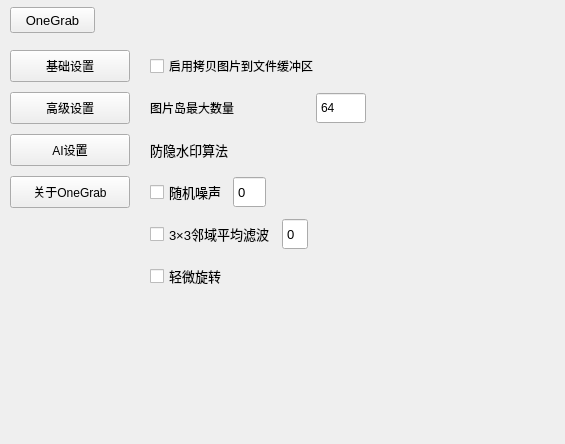
Above: OneGrab/src/SettingDialog.ui from whdicu/OneGrab before the change. Below: the same form after it.
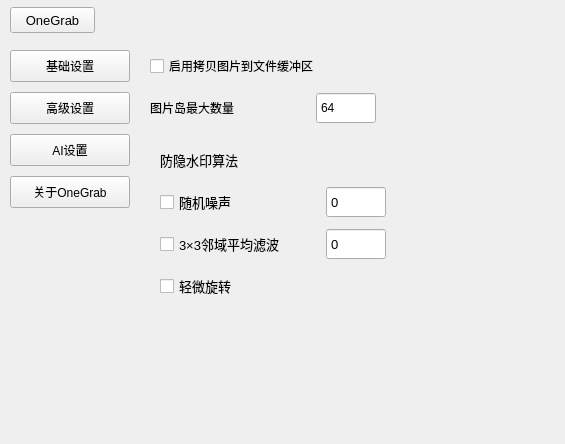
That is the form after the change. The open tabs and pages were chosen to show the change. Icons and pictures are not drawn. Custom widgets are drawn as their Qt base class.

Commit message: 1.设置ui优化

Patch:
```diff
--- a/OneGrab/src/SettingDialog.ui
+++ b/OneGrab/src/SettingDialog.ui
@@ -956,13 +956,13 @@
              <widget class="QSpinBox" name="sb_island_num">
               <property name="minimumSize">
                <size>
-                <width>50</width>
+                <width>60</width>
                 <height>32</height>
                </size>
               </property>
               <property name="maximumSize">
                <size>
-                <width>50</width>
+                <width>60</width>
                 <height>32</height>
                </size>
               </property>
@@ -1002,6 +1002,30 @@
            </layout>
           </item>
           <item>
+           <widget class="QWidget" name="widget_fsy" native="true">
+            <property name="minimumSize">
+             <size>
+              <width>0</width>
+              <height>0</height>
+             </size>
+            </property>
+            <layout class="QVBoxLayout" name="verticalLayout_7">
+             <property name="spacing">
+              <number>10</number>
+             </property>
+             <property name="leftMargin">
+              <number>10</number>
+             </property>
+             <property name="topMargin">
+              <number>10</number>
+             </property>
+             <property name="rightMargin">
+              <number>10</number>
+             </property>
+             <property name="bottomMargin">
+              <number>10</number>
+             </property>
+             <item>
            <widget class="QLabel" name="label_4">
             <property name="minimumSize">
              <size>
@@ -1041,13 +1065,13 @@
              <widget class="QCheckBox" name="cb_fsy_random">
               <property name="minimumSize">
                <size>
-                <width>0</width>
+                   <width>160</width>
                 <height>32</height>
                </size>
               </property>
               <property name="maximumSize">
                <size>
-                <width>16777215</width>
+                   <width>160</width>
                 <height>32</height>
                </size>
               </property>
@@ -1066,13 +1090,13 @@
              <widget class="QSpinBox" name="sb_fsy_random_max">
               <property name="minimumSize">
                <size>
-                <width>0</width>
+                   <width>60</width>
                 <height>32</height>
                </size>
               </property>
               <property name="maximumSize">
                <size>
-                <width>16777215</width>
+                   <width>60</width>
                 <height>32</height>
                </size>
               </property>
@@ -1117,13 +1141,13 @@
              <widget class="QCheckBox" name="cb_fys_33">
               <property name="minimumSize">
                <size>
-                <width>0</width>
+                   <width>160</width>
                 <height>32</height>
                </size>
               </property>
               <property name="maximumSize">
                <size>
-                <width>16777215</width>
+                   <width>160</width>
                 <height>32</height>
                </size>
               </property>
@@ -1142,13 +1166,13 @@
              <widget class="QSpinBox" name="sb_fsy_33_round">
               <property name="minimumSize">
                <size>
-                <width>0</width>
+                   <width>60</width>
                 <height>32</height>
                </size>
               </property>
               <property name="maximumSize">
                <size>
-                <width>16777215</width>
+                   <width>60</width>
                 <height>32</height>
                </size>
               </property>
@@ -1210,6 +1234,9 @@
             <property name="text">
              <string>轻微旋转</string>
             </property>
+              </widget>
+             </item>
+            </layout>
            </widget>
           </item>
           <item>
```
Left out of the diff: 11 changed lines with no effect on the pictures. Lines whose indentation alone changed are shown as unchanged.
